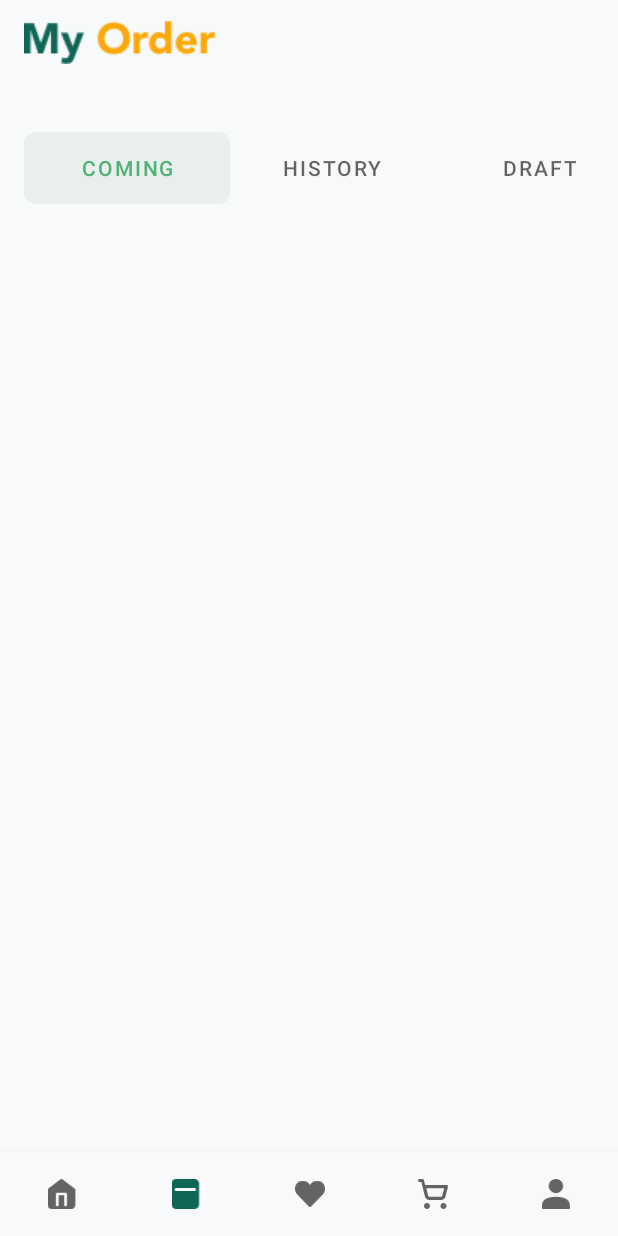
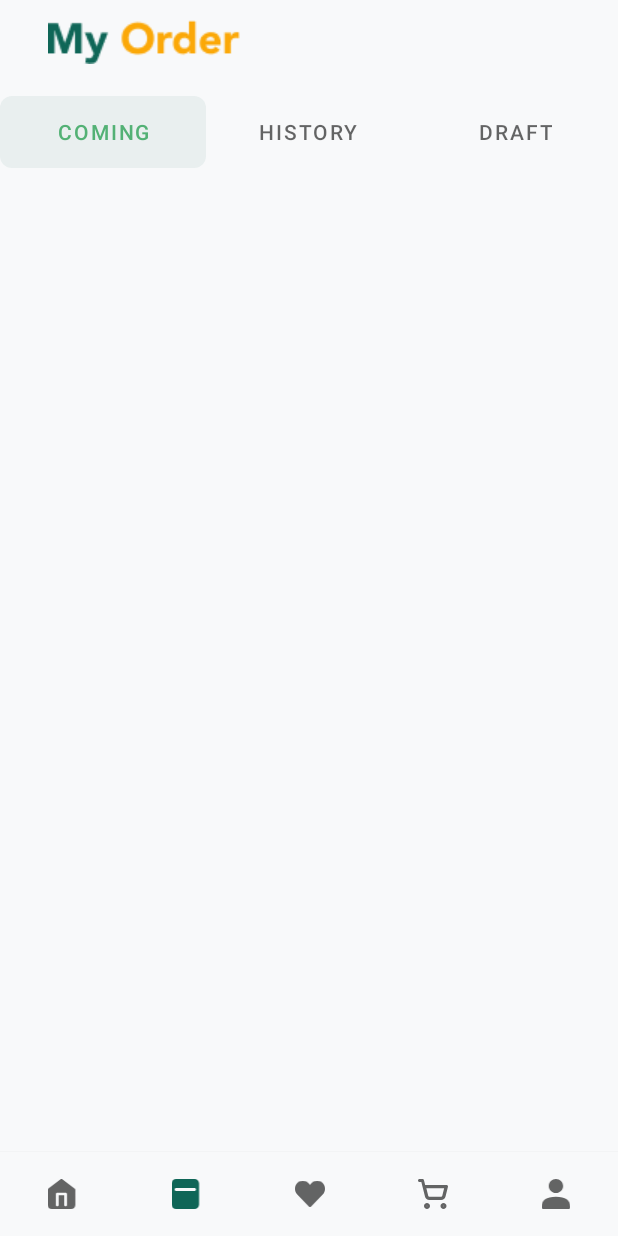
Before and after one commit to hajiyevelnur04/FoodDoor-delivery, an Android app: the screen it shows after launch (MainActivity), item 2 of the bottom bar chosen, on a phone screen of 412 x 824 dp. Run offline under Robolectric (Android 15) with nearby library versions, the phone set to English and light mode, and no system bars; our stand-ins replace Timber, data binding, navigation-ui; pictures from the network do not load.

Commit message:
fixed header

```diff
--- a/app/src/main/res/layout/fragment_order.xml
+++ b/app/src/main/res/layout/fragment_order.xml
@@ -21,12 +21,11 @@
 
         <com.google.android.material.tabs.TabLayout
             android:id="@+id/tabs"
-            android:layout_marginTop="@dimen/_32dp"
+            android:layout_marginTop="@dimen/_8dp"
             android:layout_width="match_parent"
             android:background="@color/bg_color"
             app:tabMode="fixed"
             app:tabGravity="fill"
-            android:paddingHorizontal="@dimen/_16dp"
             app:tabIndicatorGravity="stretch"
             app:tabSelectedTextColor="@color/green"
             app:tabIndicator="@drawable/tab_indicator"
--- a/app/src/main/res/layout/header_toolbar.xml
+++ b/app/src/main/res/layout/header_toolbar.xml
@@ -15,6 +15,7 @@
             android:layout_width="wrap_content"
             android:layout_height="match_parent"
             android:src="@drawable/my_order"
+            android:layout_marginLeft="@dimen/_16dp"
             app:layout_constraintBottom_toBottomOf="parent"
             app:layout_constraintStart_toStartOf="parent"
             app:layout_constraintTop_toTopOf="parent" />
```
